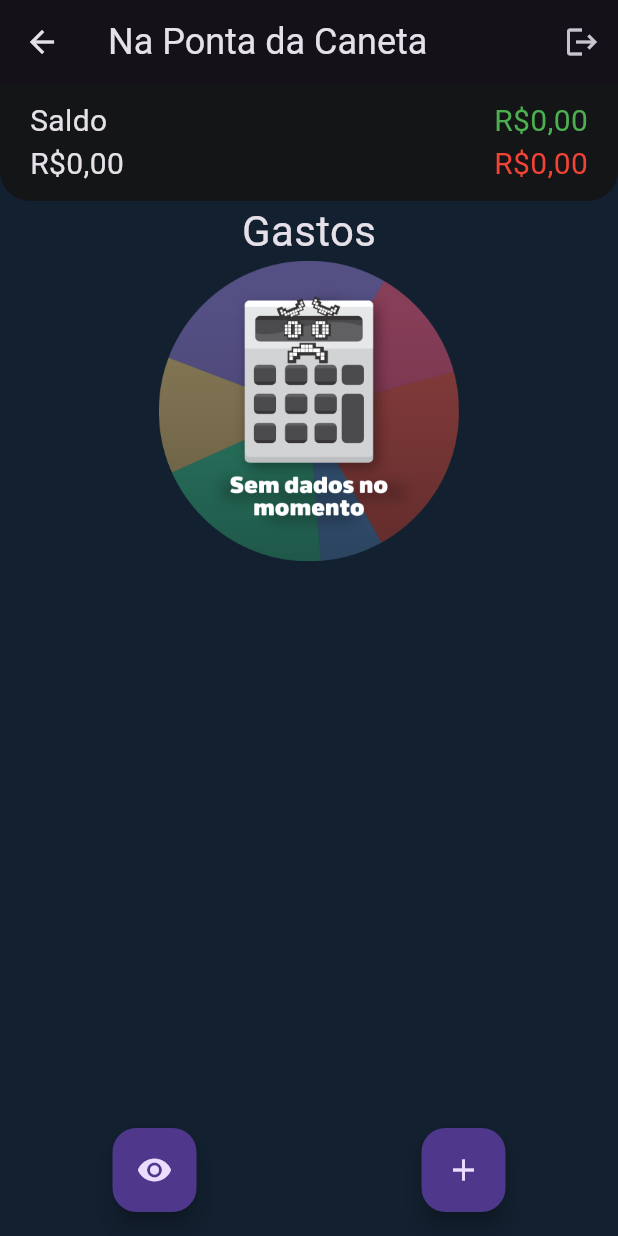
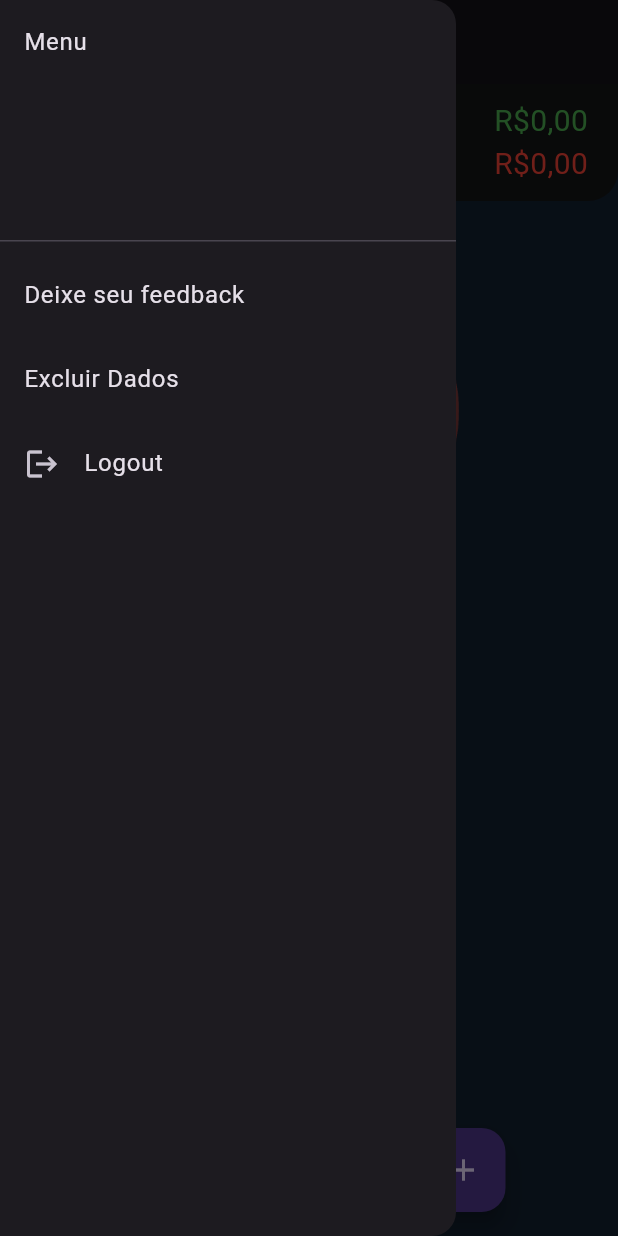
Before and after one commit to RubenArenhardt/financas, a Flutter app: the Inicio screen opened directly with empty values, with the side drawer open (before the commit the screen has no drawer), on a phone screen of 412 x 824 dp. Run offline on Flutter 3.47's test engine with Material 3 defaults, Android fonts, the light colour scheme and no system bars; our stand-ins replace cloud_firestore, firebase_auth, firebase_core, flutter_masked_text2, google_mobile_ads, google_sign_in and 1 more; accounts and stored records are empty; network calls fail.

Commit message:
Update app launcher icons and enhance UI with new menu functionality

```diff
--- a/lib/Telas/consultar.dart
+++ b/lib/Telas/consultar.dart
@@ -56,7 +56,7 @@ class ConsultarState extends State<Consultar> {
               IconButton(
                 onPressed: () {
                   setState(() {
-                    dt = dt.subtract(Duration(days: 30));
+                    dt = voltaMes(dt);
                     refresh(bd: widget.bd, dt: dt);
                   });
                 },
@@ -69,7 +69,7 @@ class ConsultarState extends State<Consultar> {
               IconButton(
                 onPressed: () {
                   setState(() {
-                    dt = dt.add(Duration(days: 30));
+                    dt = passaMes(dt);
                     refresh(bd: widget.bd, dt: dt);
                   });
                 },
--- a/lib/Telas/inicio.dart
+++ b/lib/Telas/inicio.dart
@@ -1,7 +1,5 @@
 // ignore_for_file: public_member_api_docs, sort_constructors_first, must_be_immutable, unused_element, prefer_const_literals_to_create_immutables
 // ignore_for_file: prefer_const_constructors
-
-import 'dart:io';
 
 import 'package:financas/fireBase/bancoDeDados.dart';
 import 'package:financas/funcoes/funcoes.dart';
@@ -49,21 +47,13 @@ class InicioState extends State<Inicio> {
   Widget build(BuildContext context) {
     _initializeMobileAdsSDK();
     return Scaffold(
-      //
+      drawer: Menu(notify:widget.notify, bd: widget.bd,),
       appBar: AppBar(
         title: Text(
-          "Na Ponta da Caneta",
+          "Na Ponta do Lápis",
           style: TextStyle(fontSize: 24),
         ),
-        actions: [
-          IconButton(
-              onPressed: () {
-                widget.notify(null, true);
-              },
-              icon: Icon(Icons.logout))
-        ],
       ),
-      //
       body: SizedBox.expand(
         child: Column(
           crossAxisAlignment: CrossAxisAlignment.center,
@@ -255,3 +245,36 @@ class InicioState extends State<Inicio> {
   }
 
 }
+
+class Menu extends StatelessWidget {
+
+  final Function notify;
+  final BancoDeDados bd;
+
+  Menu({required this.notify, required this.bd});
+
+  @override
+  Widget build(BuildContext context) {
+    return Drawer(
+      child: ListView(
+        children: [
+          DrawerHeader(child: Text("Menu")),
+          ListTile(
+            title: Text("Deixe seu feedback"),
+          ),
+          ListTile(
+            title: Text("Excluir Dados"),
+            onTap: bd.apagaBanco,
+          ),
+          ListTile(
+            leading: Icon(Icons.logout),
+            title: Text("Logout"),
+            onTap: () {
+                notify(null, true);
+              },
+          ),
+        ],
+      )
+    );
+  }
+}
--- a/lib/fireBase/bancoDeDados.dart
+++ b/lib/fireBase/bancoDeDados.dart
@@ -127,7 +127,13 @@ class BancoDeDados {
 
     return saidas;
   }
+
+  //para utilizar o msm ID em diferentes paginas
   getBannerAdUnitId() {
     return _adUnitId;
   }
+
+  apagaBanco(){
+    firestore.collection(id).doc("Registros").delete();
+  }
 }
```
Also changed, not shown: lib/funcoes/funcoes.dart (+8 -0 lines), 18 other files.
